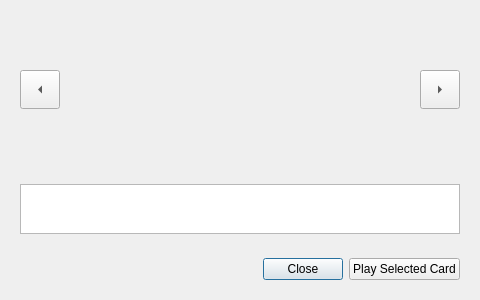
First picture: the form in client/ui/cardbrowserform.ui, repository rku/Settleboard, before the edit.
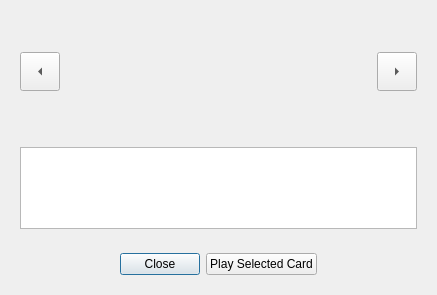
Second picture: the form after the edit. Custom widgets are drawn as their Qt base class.

The edit to the form file:
```diff
--- a/client/ui/cardbrowserform.ui
+++ b/client/ui/cardbrowserform.ui
@@ -9,12 +9,12 @@
    <rect>
     <x>0</x>
     <y>0</y>
-    <width>480</width>
-    <height>300</height>
+    <width>437</width>
+    <height>295</height>
    </rect>
   </property>
   <property name="sizePolicy">
-   <sizepolicy hsizetype="Preferred" vsizetype="Preferred">
+   <sizepolicy hsizetype="MinimumExpanding" vsizetype="MinimumExpanding">
     <horstretch>0</horstretch>
     <verstretch>0</verstretch>
    </sizepolicy>
@@ -34,7 +34,7 @@
      <property name="sizePolicy">
       <sizepolicy hsizetype="Preferred" vsizetype="Preferred">
        <horstretch>0</horstretch>
-       <verstretch>1</verstretch>
+       <verstretch>0</verstretch>
       </sizepolicy>
      </property>
      <layout class="QHBoxLayout" name="horizontalLayout_2">
@@ -177,21 +177,27 @@
    </item>
    <item>
     <widget class="QWidget" name="widgetDescription" native="true">
+     <property name="sizePolicy">
+      <sizepolicy hsizetype="Preferred" vsizetype="Preferred">
+       <horstretch>0</horstretch>
+       <verstretch>1</verstretch>
+      </sizepolicy>
+     </property>
+     <property name="maximumSize">
+      <size>
+       <width>16777215</width>
+       <height>100</height>
+      </size>
+     </property>
      <layout class="QHBoxLayout" name="horizontalLayout_3">
       <item>
        <widget class="QTextEdit" name="textEditDescription">
         <property name="sizePolicy">
-         <sizepolicy hsizetype="Preferred" vsizetype="Fixed">
+         <sizepolicy hsizetype="Preferred" vsizetype="Minimum">
           <horstretch>0</horstretch>
           <verstretch>0</verstretch>
          </sizepolicy>
         </property>
-        <property name="maximumSize">
-         <size>
-          <width>16777215</width>
-          <height>50</height>
-         </size>
-        </property>
         <property name="readOnly">
          <bool>true</bool>
         </property>
@@ -236,6 +242,19 @@
         </property>
        </widget>
       </item>
+      <item>
+       <spacer name="horizontalSpacer_3">
+        <property name="orientation">
+         <enum>Qt::Horizontal</enum>
+        </property>
+        <property name="sizeHint" stdset="0">
+         <size>
+          <width>40</width>
+          <height>20</height>
+         </size>
+        </property>
+       </spacer>
+      </item>
      </layout>
     </widget>
    </item>
```
